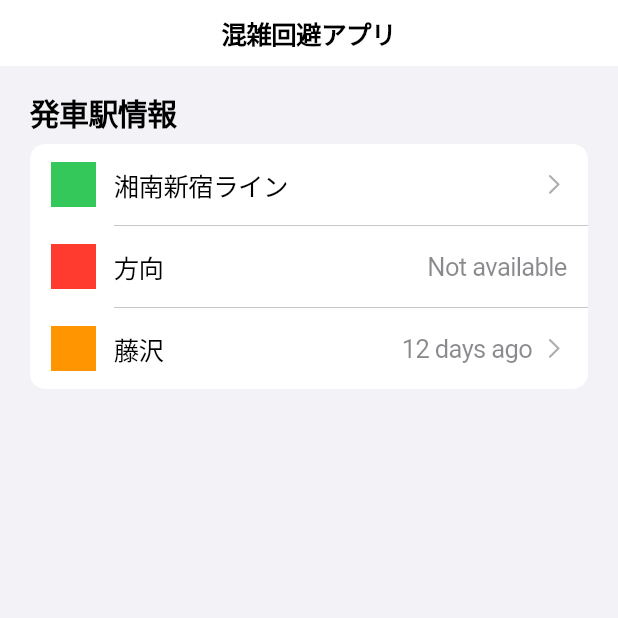
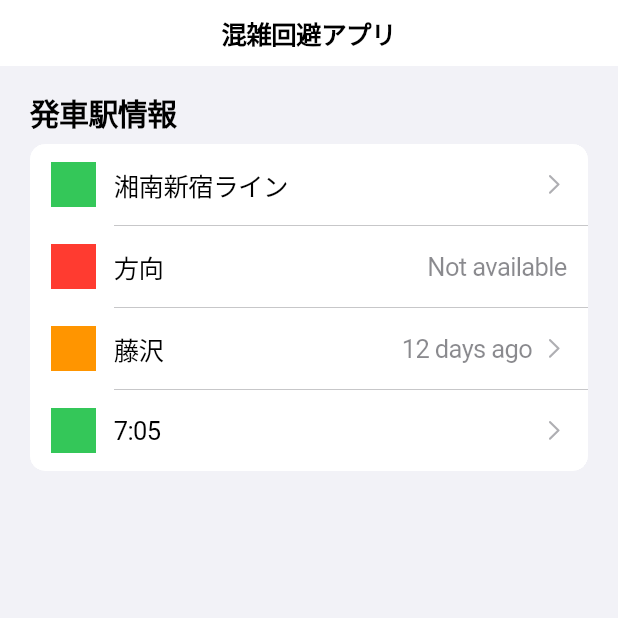
Before and after one commit to sakkke/quickflow, a Flutter app: the screen it shows after launch, on a phone screen of 412 x 824 dp, the top half of it. Run offline on Flutter 3.47's test engine with Material 3 defaults, Android fonts, the phone set to English and light mode, and no system bars.

Commit message:
feat: add time

```diff
--- a/lib/main.dart
+++ b/lib/main.dart
@@ -108,6 +108,22 @@ class ListSectionInsetExample extends StatelessWidget {
               ),
             ),
           ),
+          CupertinoListTile.notched(
+            title: const Text('7:05'),
+            leading: Container(
+              width: double.infinity,
+              height: double.infinity,
+              color: CupertinoColors.activeGreen,
+            ),
+            trailing: const CupertinoListTileChevron(),
+            onTap: () => Navigator.of(context).push(
+              CupertinoPageRoute<void>(
+                builder: (BuildContext context) {
+                  return const _SecondPage(text: 'Open pull request');
+                },
+              ),
+            ),
+          ),
         ],
       ),
     );
```
